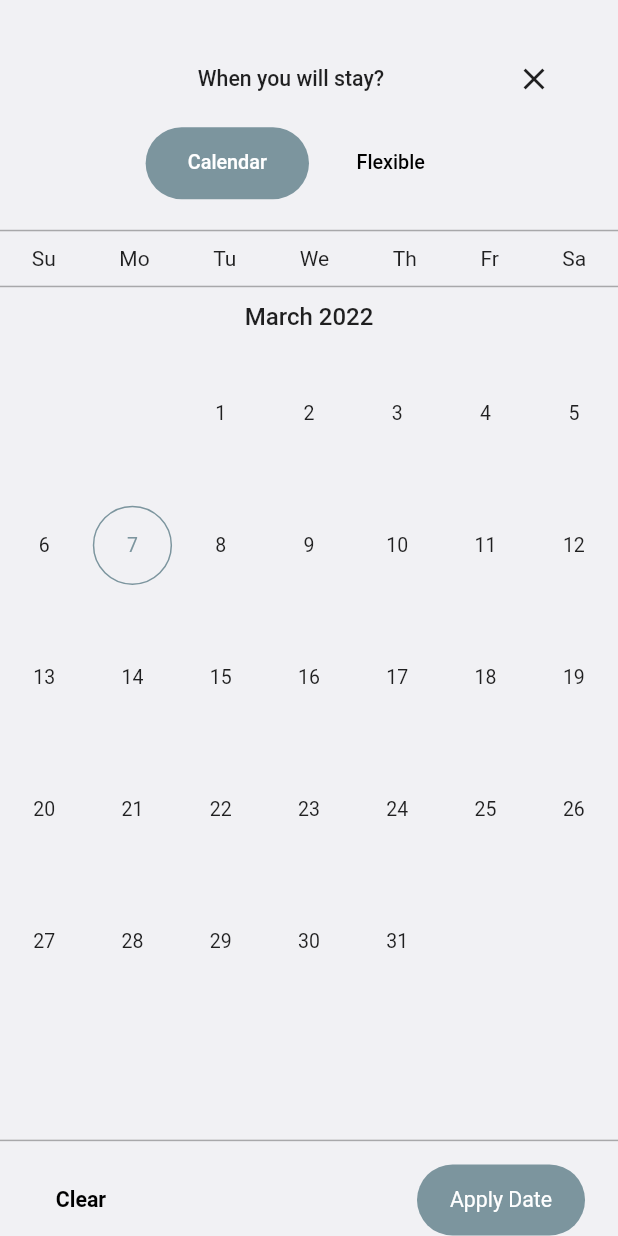
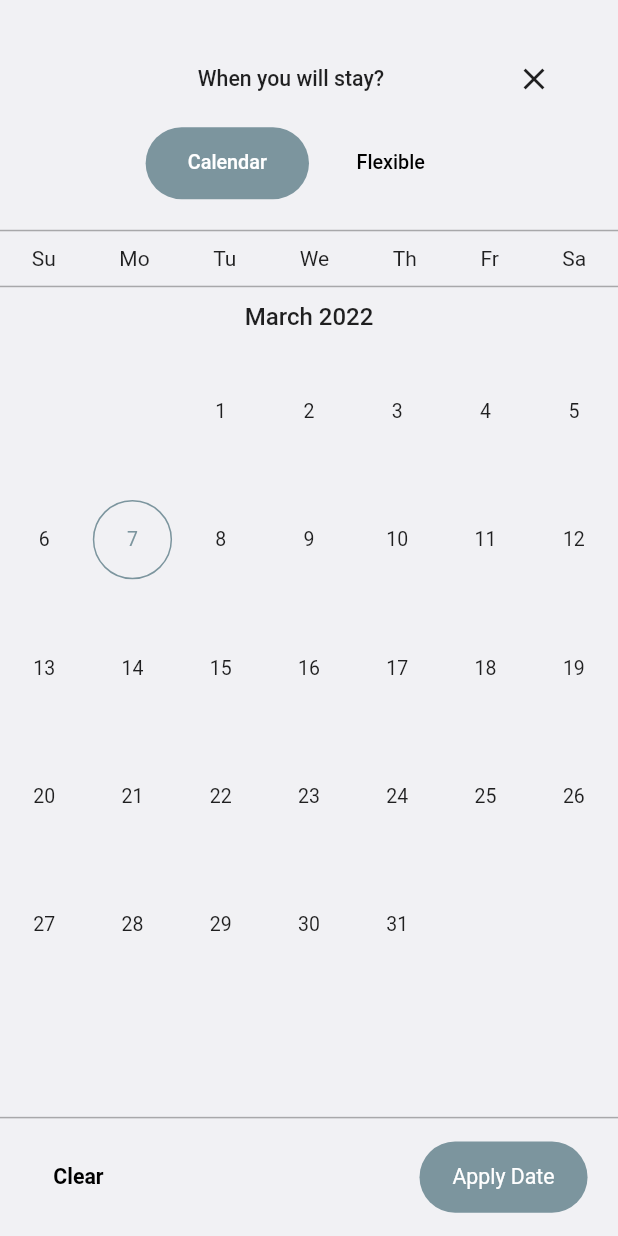
Before and after one commit to Mohamed-Gibreel/StellaStaysMobile, a Flutter app: the DatePicker widget shown alone on an empty page, opened directly, on a phone screen of 412 x 824 dp. Run offline on Flutter 3.47's test engine with Material 2 defaults, Android fonts, the phone set to English and light mode, and no system bars; drawn by our look-alikes of syncfusion_flutter_datepicker; our stand-ins replace cached_network_image, carousel_slider, cloud_firestore, firebase_auth, firebase_core, flutter_screenutil and 3 more; missing offline and left inert: flutter_displaymode; accounts and stored records are empty; network calls fail.

```diff
--- a/lib/components/date-picker.dart
+++ b/lib/components/date-picker.dart
@@ -151,13 +151,11 @@ class _DatePickerState extends State<DatePicker>
                       DateRangePickerNavigationDirection.vertical,
                 ),
               ),
-              SafeArea(
-                child: Container(
+              Container(
                 decoration: BoxDecoration(
                     border: Border(
-                          top:
-                              BorderSide(color: Colors.black.withOpacity(.3)))),
-                  padding: EdgeInsets.only(left: 20.w, right: 20.w, top: 15.h),
+                        top: BorderSide(color: Colors.black.withOpacity(.3)))),
+                padding: EdgeInsets.symmetric(horizontal: 20.h, vertical: 15.h),
                 child: Row(
                   mainAxisAlignment: MainAxisAlignment.spaceBetween,
                   children: [
@@ -195,7 +193,6 @@ class _DatePickerState extends State<DatePicker>
                     )
                   ],
                 ),
-                ),
               )
             ],
           ),
--- a/lib/components/search_bar.dart
+++ b/lib/components/search_bar.dart
@@ -26,7 +26,7 @@ class _SearchBarState extends State<SearchBar> {
   @override
   Widget build(BuildContext context) {
     return Container(
-      height: 290.h,
+      height: 300.h,
       width: 335.w,
       margin: EdgeInsets.only(bottom: 10.h),
       decoration: BoxDecoration(
@@ -81,11 +81,13 @@ class _SearchBarState extends State<SearchBar> {
                       iconSize: 0,
                       value: selectedCity,
                       isExpanded: true,
+                      style: TextStyle(fontSize: 13.sp, color: Colors.black),
                       itemPadding: EdgeInsets.symmetric(horizontal: 5.w),
                       itemHeight: 45.h,
                       dropdownDecoration: BoxDecoration(
                           borderRadius: BorderRadius.circular(10.r)),
                       dropdownPadding: EdgeInsets.symmetric(vertical: 5.h),
+                      buttonHeight: 25.h,
                       selectedItemBuilder: (BuildContext context) =>
                           Provider.of<AppState>(context, listen: true)
                               .cities
--- a/lib/main.dart
+++ b/lib/main.dart
@@ -1,5 +1,4 @@
 import 'dart:io';
-
 import 'package:flutter/material.dart';
 import 'package:flutter/services.dart';
 import 'package:flutter_displaymode/flutter_displaymode.dart';
```
Also changed, not shown: lib/models/property.json (deleted, +0 -7 lines). Lines whose indentation alone changed are shown as unchanged.
